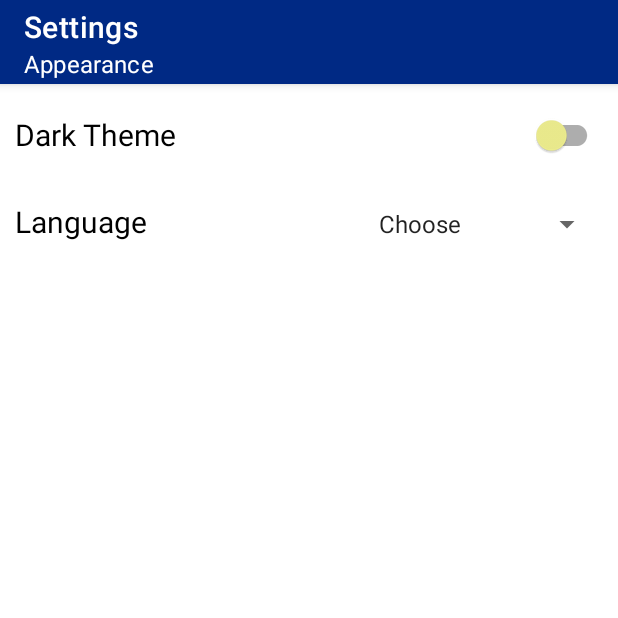
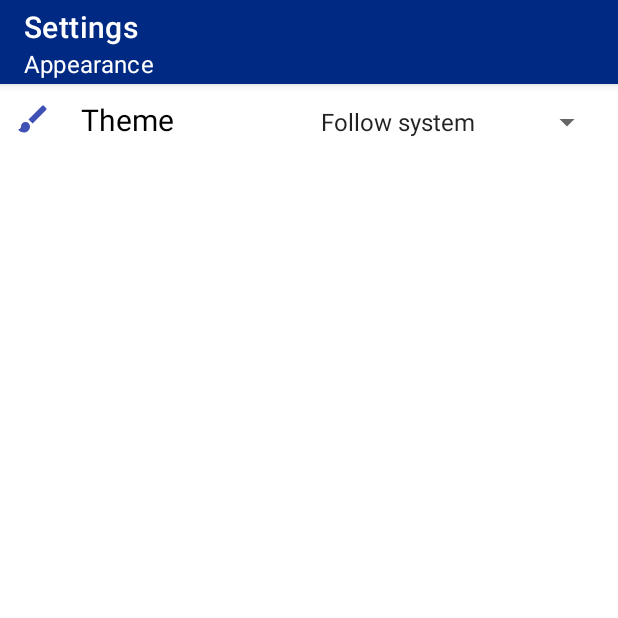
Before and after one commit to dnieln7/Road-Watchman-Android, an Android app: the AppearanceActivity screen opened directly, with no data from a screen before it, on a phone screen of 412 x 824 dp, the top half of it. Run offline under Robolectric (Android 15) with nearby library versions, the phone set to English and light mode, and no system bars.

Commit message:
improved design of activity_appearance.xml, removed change language option

```diff
--- a/app/src/main/AndroidManifest.xml
+++ b/app/src/main/AndroidManifest.xml
@@ -17,6 +17,7 @@
         android:required="false" />
 
     <application
+
         android:name="com.dnieln7.roadwatchman.App"
         android:allowBackup="true"
         android:icon="@mipmap/ic_launcher"
--- a/app/src/main/java/com/dnieln7/roadwatchman/ui/app/fragment/settings/appearance/AppearanceActivity.java
+++ b/app/src/main/java/com/dnieln7/roadwatchman/ui/app/fragment/settings/appearance/AppearanceActivity.java
@@ -8,17 +8,17 @@ import android.widget.ArrayAdapter;
 
 import androidx.appcompat.app.AlertDialog;
 import androidx.appcompat.app.AppCompatActivity;
+import androidx.appcompat.app.AppCompatDelegate;
 import androidx.appcompat.widget.AppCompatSpinner;
 
 import com.dnieln7.roadwatchman.R;
 import com.dnieln7.roadwatchman.utils.LanguageHelper;
 import com.dnieln7.roadwatchman.utils.PreferencesHelper;
-import com.google.android.material.switchmaterial.SwitchMaterial;
+import com.dnieln7.roadwatchman.utils.ThemeHelper;
 
 public class AppearanceActivity extends AppCompatActivity {
 
-    private SwitchMaterial darkTheme;
-    private AppCompatSpinner language;
+    private AppCompatSpinner theme;
 
     @Override
     protected void onCreate(Bundle savedInstanceState) {
@@ -26,63 +26,53 @@ public class AppearanceActivity extends AppCompatActivity {
         setContentView(R.layout.activity_appearance);
 
         initWidgets();
-        initListeners();
     }
-
 
     private void initWidgets() {
         setSupportActionBar(findViewById(R.id.appearance_toolbar));
 
-        darkTheme = findViewById(R.id.appearance_dark_theme);
-        language = findViewById(R.id.appearance_language);
-
-        darkTheme.setChecked(PreferencesHelper.getInstance(this).isDarkThemeEnabled());
-
         ArrayAdapter<CharSequence> adapter = ArrayAdapter.createFromResource(
                 this,
-                R.array.languages, android.R.layout.simple_spinner_item
+                R.array.themes, android.R.layout.simple_spinner_item
         );
         adapter.setDropDownViewResource(android.R.layout.simple_spinner_dropdown_item);
-        language.setAdapter(adapter);
-        language.setSelection(LanguageHelper.getCurrentLanguagePosition(this));
+        theme = findViewById(R.id.appearance_theme);
+        theme.setAdapter(adapter);
+        theme.setSelection(ThemeHelper.getCurrentTheme());
+        theme.setOnItemSelectedListener(new ThemeListener(this));
     }
 
-    private void initListeners() {
-        darkTheme.setOnCheckedChangeListener((buttonView, isChecked) -> showCloseWarning(isChecked));
-        language.setOnItemSelectedListener(new LanguageListener(this));
-    }
-
-    private void showCloseWarning(boolean isChecked) {
-        AlertDialog.Builder builder = new AlertDialog.Builder(this);
-
-        builder.setTitle(R.string.settings_theme);
-        builder.setMessage(R.string.settings_close_warning);
-        builder.setPositiveButton(R.string.ok, (dialog, which) -> {
-            PreferencesHelper.getInstance(this).saveTheme(isChecked);
-            finishAffinity();
-        });
-        builder.show();
-    }
-
-    static class LanguageListener implements AdapterView.OnItemSelectedListener {
-
+    static class ThemeListener implements AdapterView.OnItemSelectedListener {
         final Activity activity;
 
-        LanguageListener(Activity activity) {
+        ThemeListener(Activity activity) {
             this.activity = activity;
         }
 
         @Override
         public void onItemSelected(AdapterView<?> parent, View view, int position, long id) {
-            String language = parent.getItemAtPosition(position).toString();
-            if (!LanguageHelper.getCurrentLanguage(activity).equals(language)) {
-                LanguageHelper.changeLanguage(activity, language);
+            int mode;
+
+            switch (position) {
+                case 1:
+                    mode = AppCompatDelegate.MODE_NIGHT_AUTO_BATTERY;
+                    break;
+                case 2:
+                    mode = AppCompatDelegate.MODE_NIGHT_YES;
+                    break;
+                case 3:
+                    mode = AppCompatDelegate.MODE_NIGHT_NO;
+                    break;
+                default:
+                    mode = AppCompatDelegate.MODE_NIGHT_FOLLOW_SYSTEM;
             }
+
+            PreferencesHelper.getInstance(activity).saveTheme(mode);
+            ThemeHelper.setTheme(mode);
         }
 
         @Override
         public void onNothingSelected(AdapterView<?> parent) {
-
         }
     }
 }
--- a/app/src/main/java/com/dnieln7/roadwatchman/ui/splash/SplashActivity.java
+++ b/app/src/main/java/com/dnieln7/roadwatchman/ui/splash/SplashActivity.java
@@ -71,7 +71,6 @@ public class SplashActivity extends AppCompatActivity {
 
     private void loadPreferences() {
         PreferencesHelper helper = PreferencesHelper.getInstance(this);
-        LanguageHelper.loadLanguage(this);
         helper.loadTheme();
 
         appSession = helper.isUserLoggedIn();
--- a/app/src/main/java/com/dnieln7/roadwatchman/utils/LanguageHelper.java
+++ b/app/src/main/java/com/dnieln7/roadwatchman/utils/LanguageHelper.java
@@ -23,7 +23,7 @@ public class LanguageHelper {
      * @return The current language in a readable form; empty string otherwise.
      */
     public static String getCurrentLanguage(Activity activity) {
-        String languageCode = PreferencesHelper.getInstance(activity).getLanguage();
+        String languageCode = "en";
         String language = "";
 
         switch (languageCode) {
@@ -45,7 +45,7 @@ public class LanguageHelper {
      * @return The current language array position matching array at resources; 0 otherwise.
      */
     public static int getCurrentLanguagePosition(Activity activity) {
-        String languageCode = PreferencesHelper.getInstance(activity).getLanguage();
+        String languageCode = "en";
         int language = 0;
 
         switch (languageCode) {
@@ -66,7 +66,7 @@ public class LanguageHelper {
      * @param activity Activity to obtain an {@link PreferencesHelper} instance.
      */
     public static void loadLanguage(Activity activity) {
-        String languageCode = PreferencesHelper.getInstance(activity).getLanguage();
+        String languageCode = "en";
 
         if (!languageCode.equals("")) {
             Locale locale = new Locale(languageCode);
@@ -106,8 +106,6 @@ public class LanguageHelper {
         configuration.locale = locale;
         resources.updateConfiguration(configuration, resources.getDisplayMetrics());
 
-        PreferencesHelper.getInstance(activity).saveLanguage(languageCode);
-
         new AlertDialog.Builder(activity).setTitle(R.string.settings_language)
                 .setMessage(R.string.settings_close_warning)
                 .setPositiveButton(R.string.ok, (dialog, which) -> activity.finishAffinity())
--- a/app/src/main/java/com/dnieln7/roadwatchman/utils/PreferencesHelper.java
+++ b/app/src/main/java/com/dnieln7/roadwatchman/utils/PreferencesHelper.java
@@ -16,7 +16,7 @@ import com.dnieln7.roadwatchman.data.User;
  */
 public class PreferencesHelper {
 
-    private static final String DARK_THEME = "DarkTheme";
+    private static final String THEME = "ThemeMode";
     private static final String NAME = "com.daniel.reportes.settings";
 
     private static PreferencesHelper instance;
@@ -41,51 +41,20 @@ public class PreferencesHelper {
     }
 
     /**
-     * Loads dark theme if the property "DarkTheme" is true; loads default theme otherwise.
+     * Loads the saved theme configuration;
+     * applies the default {@link AppCompatDelegate#MODE_NIGHT_FOLLOW_SYSTEM} if none is saved.
      */
     public void loadTheme() {
-        if (isDarkThemeEnabled()) {
-            AppCompatDelegate.setDefaultNightMode(AppCompatDelegate.MODE_NIGHT_YES);
-        }
-        else {
-            AppCompatDelegate.setDefaultNightMode(AppCompatDelegate.MODE_NIGHT_NO);
-        }
+        ThemeHelper.setTheme(sharedPreferences.getInt(THEME, AppCompatDelegate.MODE_NIGHT_FOLLOW_SYSTEM));
     }
 
     /**
      * Saves the desired theme option.
      *
-     * @param darkTheme Enable dark theme
+     * @param mode The theme mode to save see {@link AppCompatDelegate}.
      */
-    public void saveTheme(boolean darkTheme) {
-        sharedPreferences.edit().putBoolean("DarkTheme", darkTheme).apply();
-    }
-
-    /**
-     * Checks if the dark theme is enabled
-     *
-     * @return true if the dark theme is enabled; false otherwise.
-     */
-    public boolean isDarkThemeEnabled() {
-        return sharedPreferences.getBoolean(DARK_THEME, false);
-    }
-
-    /**
-     * Saves the desired language code.
-     *
-     * @param languageCode Language code.
-     */
-    public void saveLanguage(String languageCode) {
-        sharedPreferences.edit().putString("Language", languageCode).apply();
-    }
-
-    /**
-     * Gets the current language code.
-     *
-     * @return A string with the language code; empty string otherwise.
-     */
-    public String getLanguage() {
-        return sharedPreferences.getString("Language", "");
+    public void saveTheme(int mode) {
+        sharedPreferences.edit().putInt(THEME, mode).apply();
     }
 
     /**
@@ -169,8 +138,7 @@ public class PreferencesHelper {
         sharedPreferences.edit().putString("GoogleId", "").apply();
         sharedPreferences.edit().putString("Role", "").apply();
 
-        saveLanguage("");
-        saveTheme(false);
+        saveTheme(AppCompatDelegate.MODE_NIGHT_FOLLOW_SYSTEM);
 
         instance = null;
     }
--- /dev/null
+++ b/app/src/main/java/com/dnieln7/roadwatchman/utils/ThemeHelper.java
@@ -0,0 +1,36 @@
+package com.dnieln7.roadwatchman.utils;
+
+import androidx.appcompat.app.AppCompatDelegate;
+
+/**
+ * Helper class to manage app themes
+ *
+ * @author dnieln7
+ */
+public class ThemeHelper {
+
+    /**
+     * Applies the provided theme mode.
+     *
+     * @param mode Theme mode to be applied, must be a constant of {@link AppCompatDelegate}.
+     */
+    public static void setTheme(int mode) {
+        AppCompatDelegate.setDefaultNightMode(mode);
+    }
+
+    /**
+     * @return An integer describing the current theme mode code, see {@link AppCompatDelegate#getDefaultNightMode()}.
+     */
+    public static int getCurrentTheme() {
+        switch (AppCompatDelegate.getDefaultNightMode()) {
+            case AppCompatDelegate.MODE_NIGHT_AUTO_BATTERY:
+                return 1;
+            case AppCompatDelegate.MODE_NIGHT_YES:
+                return 2;
+            case AppCompatDelegate.MODE_NIGHT_NO:
+                return 3;
+            default:
+                return 0;
+        }
+    }
+}
--- /dev/null
+++ b/app/src/main/res/drawable/theme.xml
@@ -0,0 +1,9 @@
+<vector xmlns:android="http://schemas.android.com/apk/res/android"
+        android:width="24dp"
+        android:height="24dp"
+        android:viewportWidth="24.0"
+        android:viewportHeight="24.0">
+    <path
+        android:fillColor="#FF000000"
+        android:pathData="M7,14c-1.66,0 -3,1.34 -3,3 0,1.31 -1.16,2 -2,2 0.92,1.22 2.49,2 4,2 2.21,0 4,-1.79 4,-4 0,-1.66 -1.34,-3 -3,-3zM20.71,4.63l-1.34,-1.34c-0.39,-0.39 -1.02,-0.39 -1.41,0L9,12.25 11.75,15l8.96,-8.96c0.39,-0.39 0.39,-1.02 0,-1.41z"/>
+</vector>
--- a/app/src/main/res/layout/activity_appearance.xml
+++ b/app/src/main/res/layout/activity_appearance.xml
@@ -37,37 +37,22 @@
             android:orientation="horizontal"
             android:padding="10dp">
 
-            <com.google.android.material.switchmaterial.SwitchMaterial
-                android:id="@+id/appearance_dark_theme"
-                style="@style/Widget.MaterialComponents.CompoundButton.Switch"
-                android:layout_width="match_parent"
-                android:layout_height="wrap_content"
-                android:text="@string/settings_dark_theme"
-                android:textColor="@color/inverted100"
-                android:textSize="20sp"
-                app:thumbTint="@color/secondary" />
-        </LinearLayout>
-
-        <LinearLayout
-            android:layout_width="match_parent"
-            android:layout_height="wrap_content"
-            android:backgroundTint="@color/background"
-            android:orientation="horizontal"
-            android:padding="10dp">
-
             <TextView
                 android:layout_width="0dp"
                 android:layout_height="wrap_content"
-                android:layout_weight="0.6"
-                android:text="@string/settings_language"
+                android:layout_weight="0.5"
+                android:drawableStart="@drawable/theme"
+                android:drawablePadding="20dp"
+                android:drawableTint="@color/primary"
+                android:text="Theme"
                 android:textColor="@color/inverted100"
                 android:textSize="20sp" />
 
             <androidx.appcompat.widget.AppCompatSpinner
-                android:id="@+id/appearance_language"
+                android:id="@+id/appearance_theme"
                 android:layout_width="0dp"
                 android:layout_height="wrap_content"
-                android:layout_weight="0.4" />
+                android:layout_weight="0.5" />
         </LinearLayout>
     </LinearLayout>
 </ScrollView>
--- a/app/src/main/res/layout/fragment_profile.xml
+++ b/app/src/main/res/layout/fragment_profile.xml
@@ -23,7 +23,7 @@
                 android:layout_width="0dp"
                 android:layout_height="150dp"
                 android:src="@drawable/profile"
-                android:tint="@color/secondaryDark"
+                android:tint="@color/primary"
                 app:layout_constraintBottom_toTopOf="@id/profile_username"
                 app:layout_constraintEnd_toEndOf="parent"
                 app:layout_constraintStart_toStartOf="parent"
--- a/app/src/main/res/values/arrays.xml
+++ b/app/src/main/res/values/arrays.xml
@@ -1,8 +1,9 @@
 <?xml version="1.0" encoding="utf-8"?>
 <resources>
-    <string-array name="languages">
-        <item>Choose</item>
-        <item>Español</item>
-        <item>English</item>
+    <string-array name="themes">
+        <item>Follow system</item>
+        <item>Follow battery</item>
+        <item>Dark</item>
+        <item>Light</item>
     </string-array>
 </resources>
```
Also changed, not shown: 1 other file.
